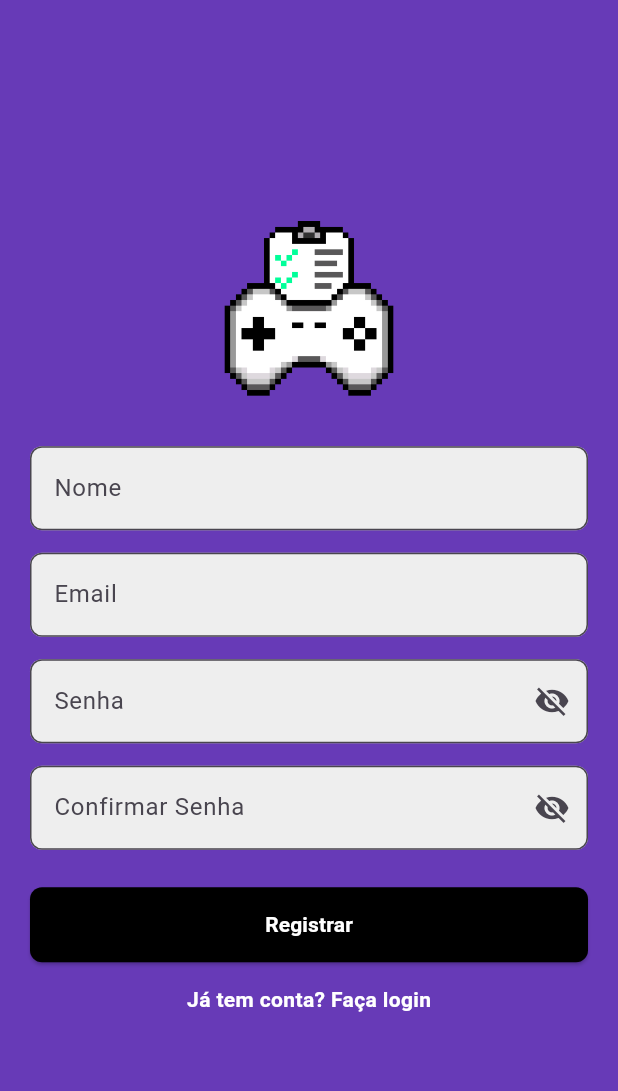
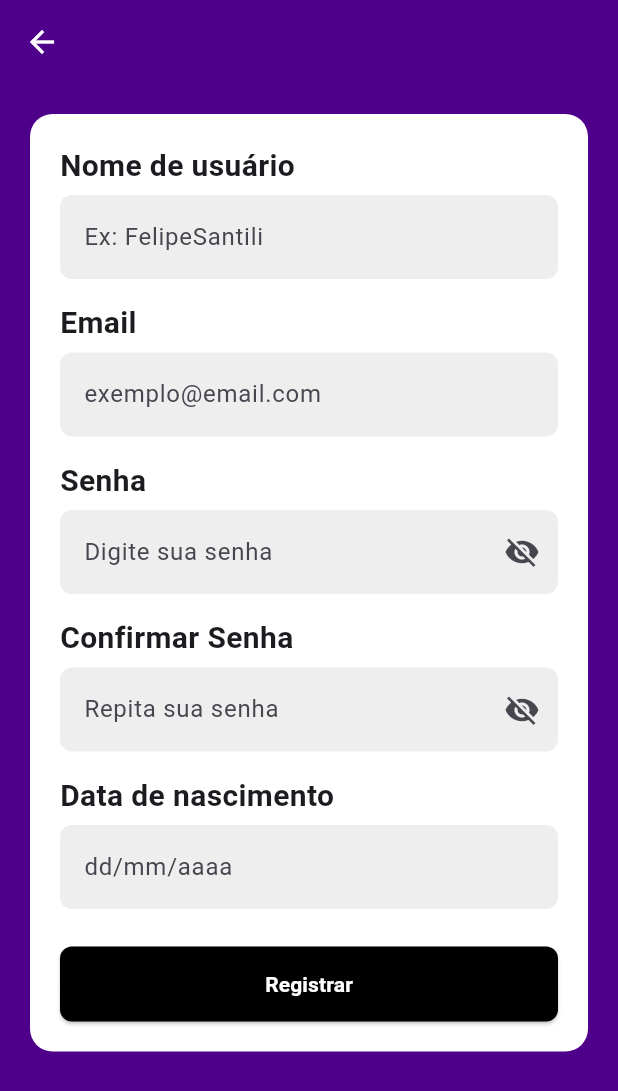
Before and after one commit to PI2-GamefyME-Mobile/PI2-GamefyME, a Flutter app: the RegisterPage screen opened directly, on a phone screen of 412 x 824 dp. Shown: the top 1091 px of the screen. Run offline on Flutter 3.47's test engine with Material 3 defaults, Android fonts, the phone set to English and light mode, and no system bars; our stand-ins replace google_fonts.

Commit message:
Alterações visuais

```diff
--- /dev/null
+++ b/gamefymobile/devtools_options.yaml
@@ -0,0 +1,3 @@
+description: This file stores settings for Dart & Flutter DevTools.
+documentation: https://docs.flutter.dev/tools/devtools/extensions#configure-extension-enablement-states
+extensions:
--- a/gamefymobile/lib/main.dart
+++ b/gamefymobile/lib/main.dart
@@ -1,3 +1,4 @@
+
 import 'package:flutter/material.dart';
 import 'package:google_fonts/google_fonts.dart';
 import 'package:http/http.dart' as http;
@@ -298,6 +299,7 @@ class _RegisterPageState extends State<RegisterPage> {
   final TextEditingController _emailController = TextEditingController();
   final TextEditingController _senhaController = TextEditingController();
   final TextEditingController _confirmarSenhaController = TextEditingController();
+  final TextEditingController _dataNascimentoController = TextEditingController();
 
   bool _obscurePassword = true;
   bool _obscureConfirmPassword = true;
@@ -313,9 +315,9 @@ class _RegisterPageState extends State<RegisterPage> {
 
     setState(() => _loading = true);
 
-    final url = Uri.parse("http://172.16.42.25/api/cadastro"); // emulador Android
-    // se for celular real, troque 10.0.2.2 pelo IP da sua máquina
+    final url = Uri.parse("http://172.16.43.108:8000/api/cadastro/");
 
+    try {
       final response = await http.post(
         url,
         headers: {"Content-Type": "application/json"},
@@ -324,125 +326,174 @@ class _RegisterPageState extends State<RegisterPage> {
           "emailusuario": _emailController.text,
           "senha": _senhaController.text,
           "confsenha": _confirmarSenhaController.text,
-        "dtnascimento": "2000-01-01" // Data fixa para teste
+          "dtnascimento": _dataNascimentoController.text,
         }),
       );
 
       setState(() => _loading = false);
 
       if (response.statusCode == 201) {
-        // ignore: use_build_context_synchronously
         ScaffoldMessenger.of(context).showSnackBar(
           const SnackBar(content: Text("Usuário cadastrado com sucesso!")),
         );
-        // ignore: use_build_context_synchronously
-        Navigator.pop(context); // volta para tela de login
-
+        Navigator.pop(context);
       } else {
         final data = jsonDecode(response.body);
-          // ignore: use_build_context_synchronously
         ScaffoldMessenger.of(context).showSnackBar(
           SnackBar(content: Text(data["erro"] ?? "Erro ao cadastrar.")),
         );
       }
+    } catch (e) {
+      setState(() => _loading = false);
+      ScaffoldMessenger.of(context).showSnackBar(
+        SnackBar(content: Text("Erro de conexão: $e")),
+      );
+    }
+  }
+
+  Widget _buildLabel(String text) {
+    return Align(
+      alignment: Alignment.centerLeft,
+      child: Text(
+        text,
+        style: const TextStyle(
+          fontWeight: FontWeight.bold,
+          fontSize: 20,
+        ),
+      ),
+    );
+  }
+
+  Widget _buildTextField({
+    required String hint,
+    required TextEditingController controller,
+    bool obscure = false,
+    IconButton? suffix,
+    TextInputType keyboardType = TextInputType.text,
+  }) {
+    return TextField(
+      controller: controller,
+      obscureText: obscure,
+      keyboardType: keyboardType,
+      decoration: InputDecoration(
+        hintText: hint,
+        filled: true,
+        fillColor: Colors.grey[200],
+        border: OutlineInputBorder(
+          borderRadius: BorderRadius.circular(8),
+          borderSide: BorderSide.none,
+        ),
+        suffixIcon: suffix,
+      ),
+    );
   }
 
   @override
   Widget build(BuildContext context) {
     return Scaffold(
-      backgroundColor: Colors.deepPurple,
-      body: Center(
-        child: SingleChildScrollView(
+      backgroundColor: roxoHeader,
+      appBar: AppBar(
+        backgroundColor: roxoHeader,
+        elevation: 0,
+        leading: IconButton(
+          icon: const Icon(Icons.arrow_back, color: Colors.white),
+          onPressed: () => Navigator.pop(context),
+        ),
+      ),
+      body: SingleChildScrollView(
         padding: const EdgeInsets.all(20),
+        child: Container(
+          padding: const EdgeInsets.all(20),
+          decoration: BoxDecoration(
+            color: Colors.white,
+            borderRadius: BorderRadius.circular(15),
+          ),
           child: Column(
-            mainAxisAlignment: MainAxisAlignment.center,
+            crossAxisAlignment: CrossAxisAlignment.stretch,
             children: [
-              // Logo
-              Image.asset('assets/images/logo.png', height: 120),
+              _buildLabel("Nome de usuário"),
+              const SizedBox(height: 5),
+              _buildTextField(
+                hint: "Ex: FelipeSantili",
+                controller: _nomeController,
+              ),
+              const SizedBox(height: 15),
 
-              const SizedBox(height: 30),
 
-              // Nome
-              TextField(
-                controller: _nomeController,
-                decoration: InputDecoration(
-                  labelText: "Nome",
-                  filled: true,
-                  fillColor: Colors.grey[200],
-                  border: OutlineInputBorder(borderRadius: BorderRadius.circular(8)),
+              _buildLabel("Email"),
+              const SizedBox(height: 5),
+              _buildTextField(
+                hint: "exemplo@email.com",
+                controller: _emailController,
+                keyboardType: TextInputType.emailAddress,
+              ),
+              const SizedBox(height: 15),
+
+              _buildLabel("Senha"),
+              const SizedBox(height: 5),
+              _buildTextField(
+                hint: "Digite sua senha",
+                controller: _senhaController,
+                obscure: _obscurePassword,
+                suffix: IconButton(
+                  icon: Icon(
+                      _obscurePassword ? Icons.visibility_off : Icons.visibility),
+                  onPressed: () {
+                    setState(() {
+                      _obscurePassword = !_obscurePassword;
+                    });
+                  },
                 ),
               ),
               const SizedBox(height: 15),
 
-              // Email
-              TextField(
-                controller: _emailController,
-                decoration: InputDecoration(
-                  labelText: "Email",
-                  filled: true,
-                  fillColor: Colors.grey[200],
-                  border: OutlineInputBorder(borderRadius: BorderRadius.circular(8)),
+              _buildLabel("Confirmar Senha"),
+              const SizedBox(height: 5),
+              _buildTextField(
+                hint: "Repita sua senha",
+                controller: _confirmarSenhaController,
+                obscure: _obscureConfirmPassword,
+                suffix: IconButton(
+                  icon: Icon(_obscureConfirmPassword
+                      ? Icons.visibility_off
+                      : Icons.visibility),
+                  onPressed: () {
+                    setState(() {
+                      _obscureConfirmPassword = !_obscureConfirmPassword;
+                    });
+                  },
                 ),
               ),
               const SizedBox(height: 15),
 
-              // Senha
-              TextField(
-                controller: _senhaController,
-                obscureText: _obscurePassword,
-                decoration: InputDecoration(
-                  labelText: "Senha",
-                  filled: true,
-                  fillColor: Colors.grey[200],
-                  border: OutlineInputBorder(borderRadius: BorderRadius.circular(8)),
-                  suffixIcon: IconButton(
-                    icon: Icon(_obscurePassword ? Icons.visibility_off : Icons.visibility),
-                    onPressed: () => setState(() => _obscurePassword = !_obscurePassword),
-                  ),
-                ),
-              ),
-              const SizedBox(height: 15),
-
-              // Confirmar Senha
-              TextField(
-                controller: _confirmarSenhaController,
-                obscureText: _obscureConfirmPassword,
-                decoration: InputDecoration(
-                  labelText: "Confirmar Senha",
-                  filled: true,
-                  fillColor: Colors.grey[200],
-                  border: OutlineInputBorder(borderRadius: BorderRadius.circular(8)),
-                  suffixIcon: IconButton(
-                    icon: Icon(_obscureConfirmPassword ? Icons.visibility_off : Icons.visibility),
-                    onPressed: () => setState(() => _obscureConfirmPassword = !_obscureConfirmPassword),
-                  ),
-                ),
+              _buildLabel("Data de nascimento"),
+              const SizedBox(height: 5),
+              _buildTextField(
+                hint: "dd/mm/aaaa",
+                controller: _dataNascimentoController,
+                keyboardType: TextInputType.datetime,
               ),
               const SizedBox(height: 25),
 
-              // Botão registrar
               SizedBox(
-                width: double.infinity,
                 height: 50,
                 child: ElevatedButton(
                   onPressed: _loading ? null : _registrar,
                   style: ElevatedButton.styleFrom(
                     backgroundColor: Colors.black,
-                    shape: RoundedRectangleBorder(borderRadius: BorderRadius.circular(8)),
+                    shape: RoundedRectangleBorder(
+                      borderRadius: BorderRadius.circular(8),
+                    ),
                   ),
                   child: _loading
                       ? const CircularProgressIndicator(color: Colors.white)
-                      : const Text("Registrar", style: TextStyle(color: Colors.white, fontWeight: FontWeight.bold)),
+                      : const Text(
+                          "Registrar",
+                          style: TextStyle(
+                            fontWeight: FontWeight.bold,
+                            color: Colors.white,
                           ),
                         ),
-
-              const SizedBox(height: 15),
-
-              GestureDetector(
-                onTap: () => Navigator.pop(context),
-                child: const Text(
-                  "Já tem conta? Faça login",
-                  style: TextStyle(color: Colors.white, fontWeight: FontWeight.bold),
                 ),
               ),
             ],
--- a/gamefymobile/pubspec.yaml
+++ b/gamefymobile/pubspec.yaml
@@ -33,6 +33,8 @@ dependencies:
     sdk: flutter
   http: ^1.5.0
   flutter_secure_storage: ^9.2.2
+  shared_preferences: ^2.2.3
+
 
 
 
```
Also changed, not shown: 5 other files. Lines whose indentation alone changed are shown as unchanged.
